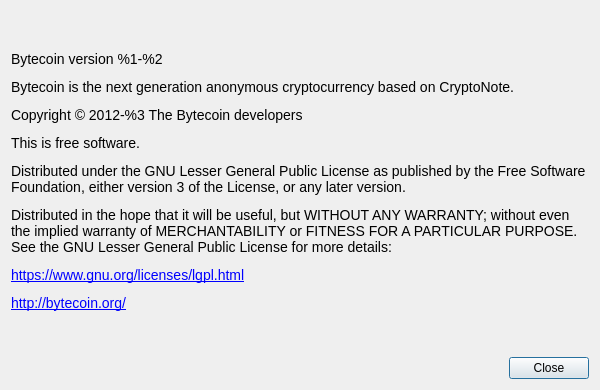
This is src/Gui/Common/AboutDialog.ui in iridiumdev/Iridium-IRD-wallet as Qt 5 draws it before an edit. The edited form follows.
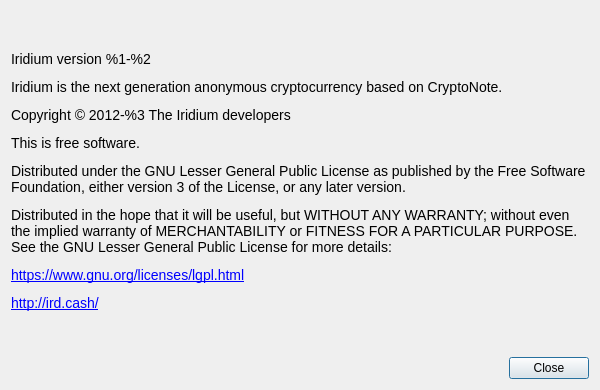
This is the edited form. Custom widgets are drawn as their Qt base class.

Patch:
```diff
--- a/src/Gui/Common/AboutDialog.ui
+++ b/src/Gui/Common/AboutDialog.ui
@@ -41,7 +41,7 @@
       </sizepolicy>
      </property>
      <property name="text">
-      <string>&lt;html&gt;&lt;head/&gt;&lt;body&gt;&lt;p&gt;&lt;span style=&quot; font-family:'Open Sans'; font-size:14px;&quot;&gt;Bytecoin version %1-%2&lt;/span&gt;&lt;/p&gt;&lt;p&gt;&lt;span style=&quot; font-family:'Open Sans'; font-size:14px;&quot;&gt;Bytecoin is the next generation anonymous cryptocurrency based on CryptoNote.&lt;/span&gt;&lt;/p&gt;&lt;p&gt;&lt;span style=&quot; font-family:'Open Sans'; font-size:14px;&quot;&gt;Copyright © 2012-%3 The Bytecoin developers&lt;/span&gt;&lt;/p&gt;&lt;p&gt;&lt;span style=&quot; font-family:'Open Sans'; font-size:14px;&quot;&gt;This is free software.&lt;/span&gt;&lt;/p&gt;&lt;p&gt;&lt;span style=&quot; font-family:'Open Sans'; font-size:14px;&quot;&gt;Distributed under the GNU Lesser General Public License as published by the Free Software Foundation, either version 3 of the License, or any later version.&lt;/span&gt;&lt;/p&gt;&lt;p&gt;&lt;span style=&quot; font-family:'Open Sans'; font-size:14px;&quot;&gt;Distributed in the hope that it will be useful, but WITHOUT ANY WARRANTY; without even the implied warranty of MERCHANTABILITY or FITNESS FOR A PARTICULAR PURPOSE. See the GNU Lesser General Public License for more details:&lt;/span&gt;&lt;/p&gt;&lt;p&gt;&lt;a href=&quot;https://www.gnu.org/licenses/lgpl.html&quot;&gt;&lt;span style=&quot; font-family:'Open Sans'; font-size:14px; text-decoration: underline; color:#0000ff;&quot;&gt;https://www.gnu.org/licenses/lgpl.html&lt;/span&gt;&lt;/a&gt;&lt;/p&gt;&lt;p&gt;&lt;a href=&quot;http://bytecoin.org/&quot;&gt;&lt;span style=&quot; font-family:'Open Sans'; font-size:14px; text-decoration: underline; color:#0000ff;&quot;&gt;http://bytecoin.org/&lt;/span&gt;&lt;/a&gt;&lt;/p&gt;&lt;/body&gt;&lt;/html&gt;</string>
+      <string>&lt;html&gt;&lt;head/&gt;&lt;body&gt;&lt;p&gt;&lt;span style=&quot; font-family:'Open Sans'; font-size:14px;&quot;&gt;Iridium version %1-%2&lt;/span&gt;&lt;/p&gt;&lt;p&gt;&lt;span style=&quot; font-family:'Open Sans'; font-size:14px;&quot;&gt;Iridium is the next generation anonymous cryptocurrency based on CryptoNote.&lt;/span&gt;&lt;/p&gt;&lt;p&gt;&lt;span style=&quot; font-family:'Open Sans'; font-size:14px;&quot;&gt;Copyright © 2012-%3 The Iridium developers&lt;/span&gt;&lt;/p&gt;&lt;p&gt;&lt;span style=&quot; font-family:'Open Sans'; font-size:14px;&quot;&gt;This is free software.&lt;/span&gt;&lt;/p&gt;&lt;p&gt;&lt;span style=&quot; font-family:'Open Sans'; font-size:14px;&quot;&gt;Distributed under the GNU Lesser General Public License as published by the Free Software Foundation, either version 3 of the License, or any later version.&lt;/span&gt;&lt;/p&gt;&lt;p&gt;&lt;span style=&quot; font-family:'Open Sans'; font-size:14px;&quot;&gt;Distributed in the hope that it will be useful, but WITHOUT ANY WARRANTY; without even the implied warranty of MERCHANTABILITY or FITNESS FOR A PARTICULAR PURPOSE. See the GNU Lesser General Public License for more details:&lt;/span&gt;&lt;/p&gt;&lt;p&gt;&lt;a href=&quot;https://www.gnu.org/licenses/lgpl.html&quot;&gt;&lt;span style=&quot; font-family:'Open Sans'; font-size:14px; text-decoration: underline; color:#0000ff;&quot;&gt;https://www.gnu.org/licenses/lgpl.html&lt;/span&gt;&lt;/a&gt;&lt;/p&gt;&lt;p&gt;&lt;a href=&quot;http://ird.cash/&quot;&gt;&lt;span style=&quot; font-family:'Open Sans'; font-size:14px; text-decoration: underline; color:#0000ff;&quot;&gt;http://ird.cash/&lt;/span&gt;&lt;/a&gt;&lt;/p&gt;&lt;/body&gt;&lt;/html&gt;</string>
      </property>
      <property name="textFormat">
       <enum>Qt::RichText</enum>
```
Left out of the diff: 2 changed lines with no effect on the pictures.
